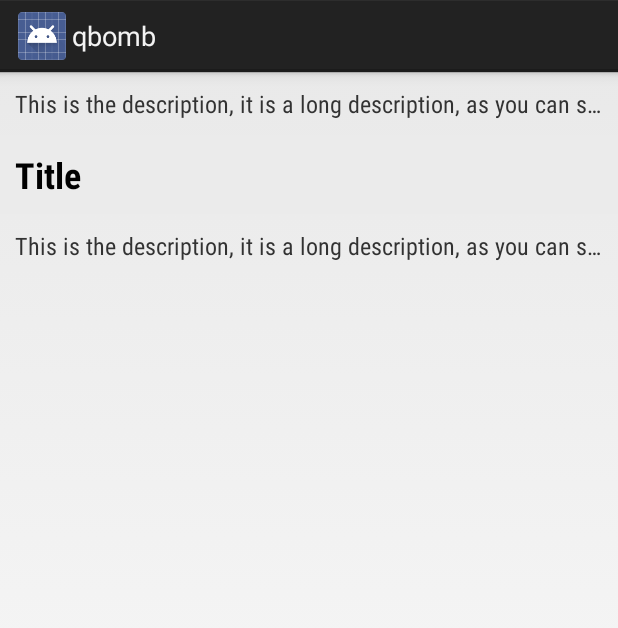
After one commit to yuruga/QBomb-Android, an Android app: the layout q_card_inner.xml on its own in the app's theme, with its tools: preview values and no code run, on a phone screen of 412 x 824 dp. The commit adds this screen. Shown: the top 628 px of the screen. Run offline under Robolectric (Android 15) with nearby library versions, the phone set to English and light mode, and no system bars.

Commit message:
#14 fixed

```diff
--- a/app/src/main/java/jp/yuruga/qbomb/QuestionReceiver.java
+++ b/app/src/main/java/jp/yuruga/qbomb/QuestionReceiver.java
@@ -47,7 +47,7 @@ public class QuestionReceiver extends ParsePushBroadcastReceiver {
         JSONObject json = null;
         try {
             json = new JSONObject(b.getString("com.parse.Data"));
-            String bombId = json.getString("bomb_id");
+            String bombId = json.getString("id");
             String lat = json.getString("lat");
             String lon = json.getString("lon");
             String rad = json.getString("radius");
--- /dev/null
+++ b/app/src/main/res/layout/q_card_inner.xml
@@ -0,0 +1,64 @@
+<?xml version="1.0" encoding="utf-8"?>
+<RelativeLayout
+    android:id="@+id/global_container"
+    xmlns:android="http://schemas.android.com/apk/res/android"
+    xmlns:tools="http://schemas.android.com/tools"
+    android:layout_width="fill_parent"
+    android:layout_height="fill_parent">
+    <TextView
+        android:id="@+id/answer_1"
+        style="@android:style/TextAppearance.Inverse"
+        android:layout_width="wrap_content"
+        android:layout_height="wrap_content"
+        android:layout_alignParentLeft="false"
+
+        android:gravity="center_vertical"
+        android:fontFamily="sans-serif-condensed"
+        android:ellipsize="end"
+        android:padding="10dp"
+        android:lines="1"
+        android:textColor="@android:color/secondary_text_light"
+        tools:text="This is the description, it is a long description, as you can see" />
+    <TextView
+        android:id="@+id/question"
+        style="@android:style/TextAppearance.Large.Inverse"
+        android:textColor="@android:color/primary_text_light"
+        android:textSize="24sp"
+        android:textStyle="bold"
+        android:layout_below="@id/answer_1"
+        android:fontFamily="sans-serif-condensed"
+        android:layout_width="fill_parent"
+        android:layout_height="wrap_content"
+        android:background="@color/card_bg"
+        tools:text="Title"
+        android:padding="10dp"/>
+
+
+
+    <!--<ImageView
+        android:id="@+id/image"
+        android:layout_width="wrap_content"
+        android:layout_height="wrap_content"
+        android:layout_below="@id/answer_1"
+        android:layout_alignWithParentIfMissing="true"
+        android:scaleType="centerCrop"
+        tools:src="@drawable/picture1"/>-->
+
+
+
+    <TextView
+        android:id="@+id/answer_0"
+        style="@android:style/TextAppearance.Inverse"
+        android:layout_width="wrap_content"
+        android:layout_height="wrap_content"
+        android:layout_alignParentLeft="true"
+        android:layout_below="@id/question"
+        android:gravity="center_vertical"
+        android:fontFamily="sans-serif-condensed"
+        android:ellipsize="end"
+        android:padding="10dp"
+        android:lines="1"
+        android:textColor="@android:color/secondary_text_light"
+        tools:text="This is the description, it is a long description, as you can see" />
+
+</RelativeLayout>
```
Also changed, not shown: app/src/main/java/jp/yuruga/qbomb/AnswerActivity.java (+8 -5 lines), app/src/main/java/jp/yuruga/qbomb/QuestionCardStackAdapter.java (added, +41 -0 lines), app/src/main/java/jp/yuruga/qbomb/model/QCardModel.java (added, +56 -0 lines).
